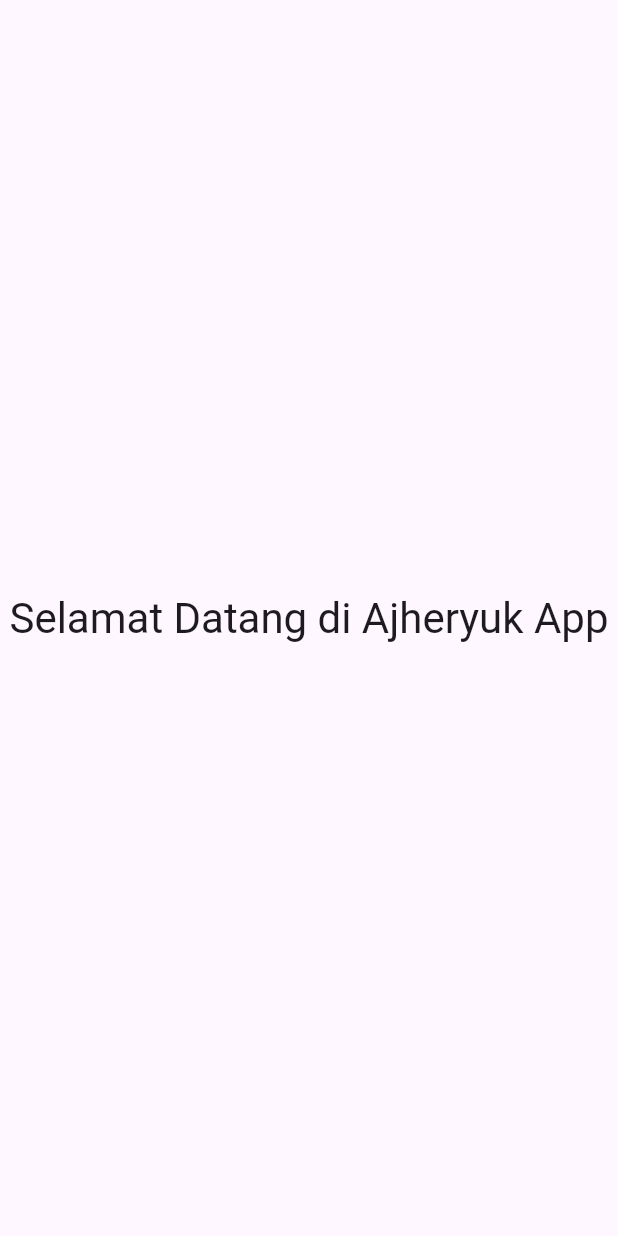
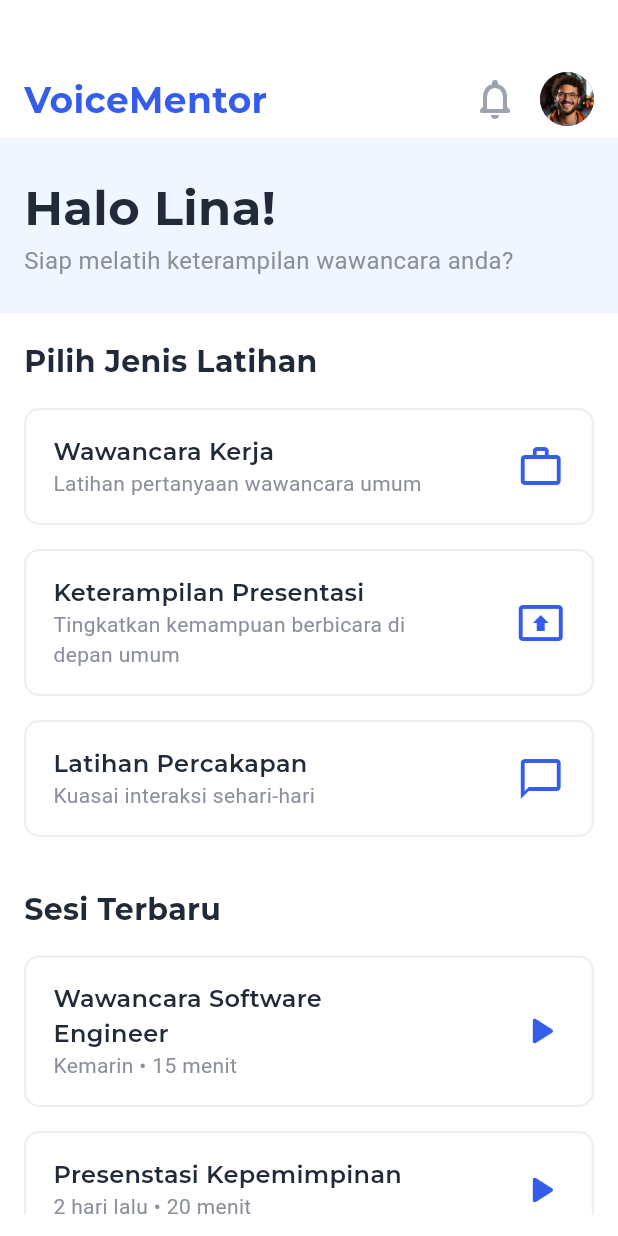
Before and after one commit to agungkurniawanid/speech_to_speech_evenlabs_app, a Flutter app: the screen it shows after launch, on a phone screen of 412 x 824 dp. Run offline on Flutter 3.47's test engine with Material 3 defaults, Android fonts, the light colour scheme and no system bars; our stand-ins replace flutter_dotenv, flutter_riverpod, google_fonts, just_audio.

Commit message:
feat: add fe home page

```diff
--- a/lib/main.dart
+++ b/lib/main.dart
@@ -1,7 +1,10 @@
 import 'package:flutter/material.dart';
+import 'package:flutter_dotenv/flutter_dotenv.dart';
 import 'package:flutter_riverpod/flutter_riverpod.dart';
+import 'package:speech_to_speech_evenlabs/pages/main/home_page.dart';
 
-void main() {
+Future<void> main() async {
+  await dotenv.load(fileName: ".env");
   runApp(ProviderScope(child: const MyApp()));
 }
 
@@ -13,16 +16,7 @@ class MyApp extends ConsumerWidget {
     return MaterialApp(
       title: 'Ajheryuk App',
       debugShowCheckedModeBanner: false,
-      home: Scaffold(
-        body: SafeArea(
-          child: Center(
-            child: Text(
-              'Selamat Datang di Ajheryuk App',
-              style: Theme.of(context).textTheme.headlineMedium,
-            ),
-          ),
-        ),
-      ),
+      home: HomePage(),
     );
   }
 }
--- /dev/null
+++ b/lib/pages/main/home_page.dart
@@ -0,0 +1,231 @@
+import 'package:flutter/material.dart';
+import 'package:flutter_riverpod/flutter_riverpod.dart';
+import 'package:google_fonts/google_fonts.dart';
+import 'package:speech_to_speech_evenlabs/shared/theme.dart';
+
+final counterProvider = StateProvider<int>((ref) => 0);
+
+class HomePage extends ConsumerWidget {
+  HomePage({super.key});
+
+  final List<Map<String, dynamic>> trainVariants = [
+    {
+      'title': 'Wawancara Kerja',
+      'subtitle': 'Latihan pertanyaan wawancara umum',
+      'icon': Icons.work_outline,
+    },
+    {
+      'title': 'Keterampilan Presentasi',
+      'subtitle': 'Tingkatkan kemampuan berbicara di depan umum',
+      'icon': Icons.present_to_all_outlined,
+    },
+    {
+      'title': 'Latihan Percakapan',
+      'subtitle': 'Kuasai interaksi sehari-hari',
+      'icon': Icons.chat_bubble_outline,
+    },
+  ];
+
+  final List<Map<String, dynamic>> recentSessions = [
+    {
+      'title': 'Wawancara Software Engineer',
+      'subtitle': 'Kemarin • 15 menit',
+      'icon': Icons.mic_none_sharp,
+    },
+    {
+      'title': 'Presenstasi Kepemimpinan',
+      'subtitle': '2 hari lalu • 20 menit',
+      'icon': Icons.speaker_notes_outlined,
+    },
+  ];
+
+  @override
+  Widget build(BuildContext context, WidgetRef ref) {
+    final counter = ref.watch(counterProvider);
+    return Scaffold(
+      body: Container(
+        width: double.infinity,
+        height: double.infinity,
+        color: whiteColor,
+        padding: EdgeInsets.only(top: 48, bottom: 14),
+        child: SingleChildScrollView(
+          child: Column(
+            children: [
+              titleSection(),
+              heroSection(name: 'Lina'),
+              trainVariantSection(context, true),
+              trainVariantSection(context, false),
+            ],
+          ),
+        ),
+      ),
+    );
+  }
+
+  Widget titleSection() {
+    return Container(
+      padding: EdgeInsets.symmetric(horizontal: 16),
+      child: Row(
+        mainAxisAlignment: MainAxisAlignment.spaceBetween,
+        children: [
+          Text(
+            'VoiceMentor',
+            style: GoogleFonts.montserrat(
+              color: blueColor,
+              fontWeight: bold,
+              fontSize: 24,
+            ),
+          ),
+          Row(
+            children: [
+              Icon(
+                Icons.notifications_none_rounded,
+                color: darkGreyColor,
+                size: 32,
+              ),
+              SizedBox(width: 14),
+              Container(
+                width: 36,
+                height: 36,
+                decoration: BoxDecoration(
+                  shape: BoxShape.circle,
+                  color: blueColor,
+                  image: DecorationImage(
+                    image: AssetImage('assets/images/avatars/avatar_1.png'),
+                    fit: BoxFit.cover,
+                  ),
+                ),
+              ),
+            ],
+          ),
+        ],
+      ),
+    );
+  }
+
+  Widget heroSection({required String name}) {
+    return Container(
+      color: lightBlueColor,
+      width: double.infinity,
+      margin: EdgeInsets.only(top: 8),
+      padding: EdgeInsets.symmetric(horizontal: 16, vertical: 24),
+      child: Column(
+        mainAxisAlignment: MainAxisAlignment.center,
+        crossAxisAlignment: CrossAxisAlignment.start,
+        children: [
+          Text(
+            'Halo ${name}!',
+            style: GoogleFonts.montserrat(
+              color: blackColor,
+              fontWeight: bold,
+              fontSize: 32,
+            ),
+          ),
+          Text(
+            'Siap melatih keterampilan wawancara anda?',
+            style: GoogleFonts.roboto(
+              color: greyColor,
+              fontWeight: regular,
+              fontSize: 16,
+            ),
+          ),
+        ],
+      ),
+    );
+  }
+
+  Widget trainVariantSection(BuildContext context, bool isTrainVariant) {
+    final data = isTrainVariant ? trainVariants : recentSessions;
+    return Container(
+      width: double.infinity,
+      padding: EdgeInsets.only(left: 16, right: 16, top: 18),
+      child: Column(
+        crossAxisAlignment: CrossAxisAlignment.start,
+        children: [
+          Text(
+            isTrainVariant ? 'Pilih Jenis Latihan' : 'Sesi Terbaru',
+            style: GoogleFonts.montserrat(
+              color: blackColor,
+              fontWeight: bold,
+              fontSize: 20,
+            ),
+          ),
+          SizedBox(height: 16),
+          ...List.generate(
+            data.length,
+            (index) => Padding(
+              padding: EdgeInsets.only(bottom: 16),
+              child: cardChoice(
+                title: data[index]['title'],
+                subtitle: data[index]['subtitle'],
+                isTrainVariant: isTrainVariant,
+                context: context,
+                icon: data[index]['icon'],
+              ),
+            ),
+          ),
+        ],
+      ),
+    );
+  }
+
+  Widget cardChoice({
+    required String title,
+    required String subtitle,
+    required bool isTrainVariant,
+    required BuildContext context,
+    required IconData icon,
+  }) {
+    return Container(
+      padding: EdgeInsets.symmetric(horizontal: 18, vertical: 16),
+      decoration: BoxDecoration(
+        borderRadius: BorderRadius.circular(10),
+        border: BoxBorder.all(color: lightGreyColor, width: 1.5),
+      ),
+      child: Row(
+        mainAxisAlignment: MainAxisAlignment.spaceBetween,
+        children: [
+          Container(
+            constraints: BoxConstraints(
+              maxWidth: MediaQuery.of(context).size.width * 0.6,
+            ),
+            child: Column(
+              crossAxisAlignment: CrossAxisAlignment.start,
+              children: [
+                Text(
+                  '$title',
+                  softWrap: true,
+                  textAlign: TextAlign.start,
+                  style: GoogleFonts.montserrat(
+                    color: blackColor,
+                    fontWeight: semiBold,
+                    fontSize: 16,
+                  ),
+                ),
+                Text(
+                  '$subtitle',
+                  softWrap: true,
+                  style: GoogleFonts.roboto(
+                    color: greyColor,
+                    fontWeight: regular,
+                    fontSize: 14,
+                  ),
+                ),
+              ],
+            ),
+          ),
+          Icon(
+            isTrainVariant ? icon : Icons.play_arrow_rounded,
+            color: blueColor,
+            size: 32,
+          ),
+        ],
+      ),
+    );
+  }
+}
+
+// Navigator.push(
+                //   context,
+                //   MaterialPageRoute(builder: (_) => const TrainingPage()),
+                // );
--- a/lib/shared/theme.dart
+++ b/lib/shared/theme.dart
@@ -1,10 +1,12 @@
 import 'package:flutter/material.dart';
 
 Color blueColor = const Color(0xFF355DEB);
+Color lightBlueColor = const Color(0xFFF0F6FF);
 Color whiteColor = const Color(0xFFFFFFFF);
 Color blackColor = const Color(0xFF212A38);
 Color greyColor = const Color(0xFF8A8F99);
 Color darkGreyColor = const Color(0xFF9dA3Af);
+Color lightGreyColor = const Color(0xFFEEEff2);
 
 TextStyle blackTS = TextStyle(color: blackColor);
 TextStyle whiteTS = TextStyle(color: whiteColor);
--- a/pubspec.yaml
+++ b/pubspec.yaml
@@ -69,6 +69,7 @@ flutter:
   # To add assets to your application, add an assets section, like this:
   assets:
     - .env
+    - assets/images/avatars/
 
   # An image asset can refer to one or more resolution-specific "variants", see
   # https://flutter.dev/to/resolution-aware-images
```
Also changed, not shown: assets/images/avatars/avatar_1.png (added).
